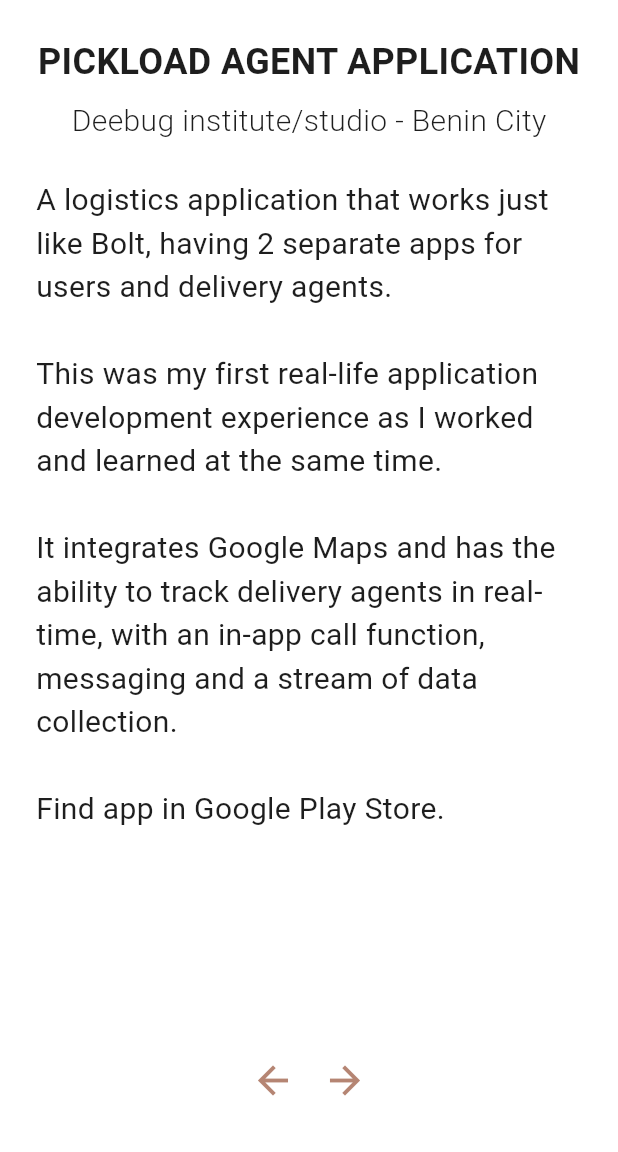
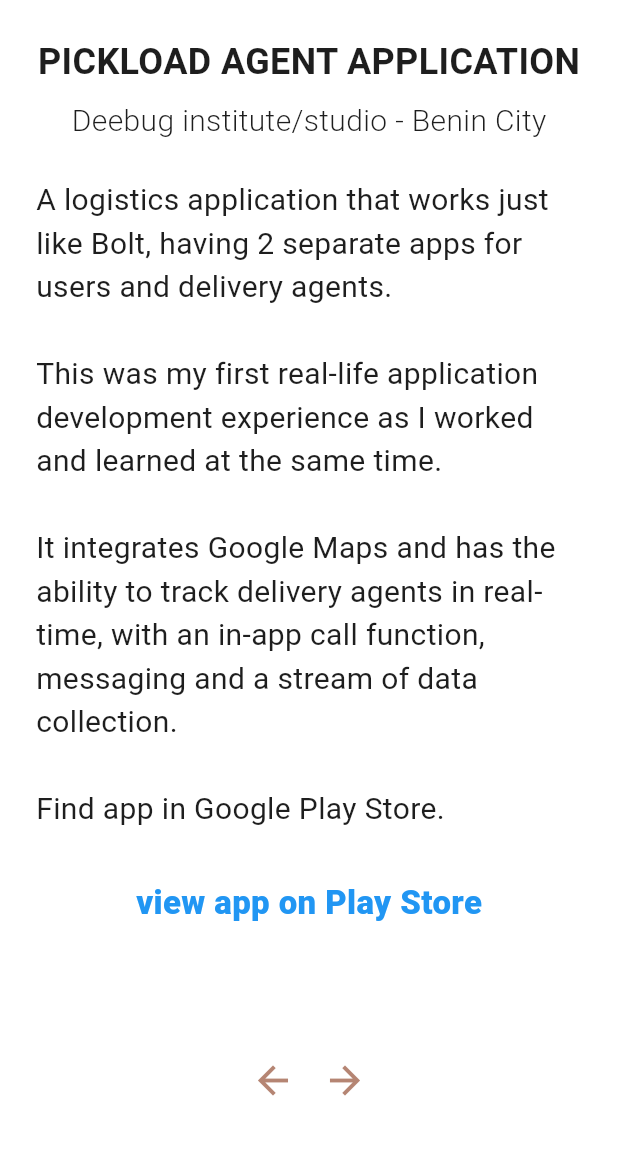
Before and after one commit to Light1264/portfolio_cv, a Flutter app: the ProjectsScreen screen opened directly, swiped to page 5, on a phone screen of 412 x 824 dp, the part 84-1236 px from its top. Run offline on Flutter 3.47's test engine with Material 3 defaults, Android fonts, the light colour scheme and no system bars; our stand-ins replace connectivity_plus, get, get_storage, webview_flutter; accounts and stored records are empty.

Commit message:
app updates

```diff
--- a/lib/components/page_content.dart
+++ b/lib/components/page_content.dart
@@ -1,4 +1,5 @@
 import 'package:flutter/material.dart';
+import 'package:portfolio_cv/utils/functions.dart';
 
 import '../main.dart';
 
@@ -6,11 +7,14 @@
   final String title;
   final String description;
   final String companyName;
+  final bool isPickload;
 
-  const PageContent(
-      {required this.title,
-      required this.description,
-      required this.companyName});
+  const PageContent({
+    required this.title,
+    required this.description,
+    required this.companyName,
+    this.isPickload = true,
+  });
 
   @override
   Widget build(BuildContext context) {
@@ -46,6 +50,23 @@
               fontWeight: FontWeight.w400,
             ),
           ),
+          const SizedBox(height: 32),
+          isPickload == true
+              ? GestureDetector(
+                  onTap: () {
+                    openExternalLink(
+                        "https://play.google.com/store/apps/details?id=com.pickload.pickloaduser");
+                  },
+                  child: const Text(
+                    "view app on Play Store",
+                    style: TextStyle(
+                      fontSize: 22,
+                      fontWeight: FontWeight.w800,
+                      color: Colors.blue,
+                    ),
+                  ),
+                )
+              : const SizedBox()
         ],
       ),
     );
--- a/lib/controllers/signup_controller.dart
+++ b/lib/controllers/signup_controller.dart
@@ -42,13 +42,12 @@
 
   Future<void> signUp() async {
     try {
-      print("got here");
       final requestData = {
         'username': nameController.text,
         'pwd': passwordController.text,
       };
       dynamic response = await ApiClient().signUp(requestData: requestData);
-      print("---------- response $response");
+
       if (response["success"].toString().contains("New")) {
         localStorage.write("isLoggedIn", true);
 
--- a/lib/screens/sidebar_menu_screens/projects.dart
+++ b/lib/screens/sidebar_menu_screens/projects.dart
@@ -54,6 +54,7 @@
       title: textConstants.fortcoreAppHeader,
       companyName: "Trusoft Limited - Lagos",
       description: textConstants.fortcoreAppDescription,
+      isPickload: false,
     ),
     PageContent(
       title: textConstants.pickloadAppHeader,
--- a/lib/services/app_api_clent.dart
+++ b/lib/services/app_api_clent.dart
@@ -47,6 +47,7 @@
       if (_isSuccessCall(response)) {
         return response.body;
       } else {
+        ProgressDialogUtils.hideProgressDialog();
         throw response.body ?? 'Something Went Wrong!';
       }
     } catch (error, stackTrace) {
@@ -78,6 +79,7 @@
       if (_isSuccessCall(response)) {
         return response.body;
       } else {
+        ProgressDialogUtils.hideProgressDialog();
         throw response.body ?? 'Something Went Wrong!';
       }
     } catch (error, stackTrace) {
--- a/lib/utils/text_constants.dart
+++ b/lib/utils/text_constants.dart
@@ -28,6 +28,7 @@
   final String fortcoreAppDescription = """A fintech application that was worked on by a team of developers, myself included.\n
 It helps users track their expenditures and save money with their various services like leasing """;
   final List<String> otherApps = [
+    "Card Validator",
     "Calculator app",
     "To_do app",
     "E_commerce app",
--- a/lib/widgets/dialog_widget.dart
+++ b/lib/widgets/dialog_widget.dart
@@ -1,6 +1,7 @@
 import 'package:flutter/material.dart';
 import 'package:flutter/services.dart';
 import 'package:portfolio_cv/main.dart';
+import 'package:portfolio_cv/screens/auth_screens/sign_in.dart';
 
 import '../core/app_export.dart';
 
@@ -45,7 +46,7 @@
           InkWell(
             onTap: () {
               localStorage.write("isLoggedIn", false);
-              SystemNavigator.pop();
+              Get.offAll(const SignInScreen());
             },
             child: const Text(
               "Yes",
--- a/pubspec.yaml
+++ b/pubspec.yaml
@@ -53,6 +53,7 @@
   webview_flutter: ^3.0.4
   connectivity_plus: ^5.0.1
   get_storage: ^2.1.1
+  url_launcher: ^6.0.6
   get: ^4.6.6
 
 dev_dependencies:
```
Also changed, not shown: lib/screens/sidebar_menu_screens/certificates.dart (+7 -18 lines), lib/side_bar.dart (+10 -4 lines), lib/utils/functions.dart (+10 -1 lines), pubspec.lock, 6 other files.
